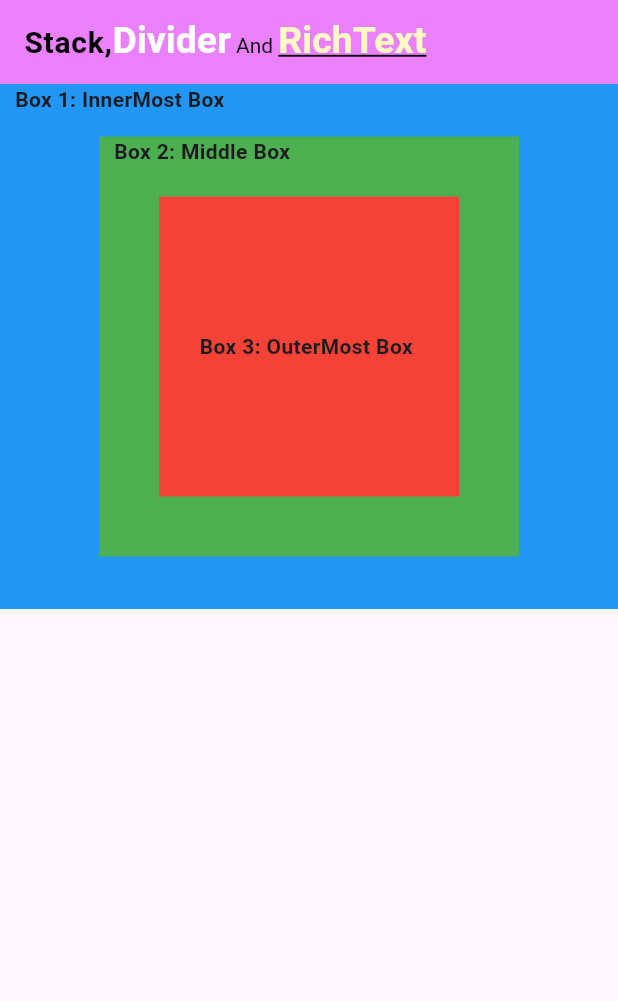
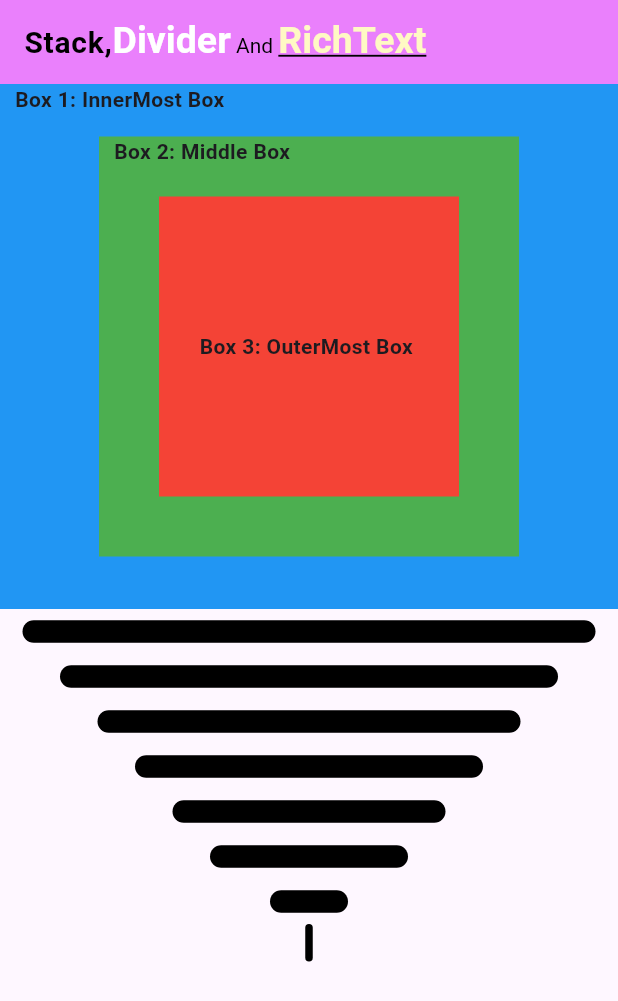
Before and after one commit to zainkhan456/flutter-learning, a Flutter app: the screen it shows after launch, on a phone screen of 412 x 824 dp. Shown: the top 1001 px of the screen. Run offline on Flutter 3.47's test engine with Material 3 defaults, Android fonts, the phone set to English and light mode, and no system bars; our stand-ins replace font_awesome_flutter.

Commit message:
Stack,Divider,vertical divider  and RichText widgets

```diff
--- a/flutter-ui/project_14/lib/main.dart
+++ b/flutter-ui/project_14/lib/main.dart
@@ -91,6 +91,70 @@ class MyApp extends StatelessWidget {
                 ),
               ],
             ),
+            Divider(
+              height: 30,
+              thickness: 15,
+              color: Colors.black,
+              radius: BorderRadius.circular(25),
+              indent: 15,
+              endIndent: 15,
+            ),
+            Divider(
+              height: 30,
+              thickness: 15,
+              color: Colors.black,
+              radius: BorderRadius.circular(25),
+              indent: 40,
+              endIndent: 40,
+            ),
+            Divider(
+              height: 30,
+              thickness: 15,
+              color: Colors.black,
+              radius: BorderRadius.circular(25),
+              indent: 65,
+              endIndent: 65,
+            ),
+            Divider(
+              height: 30,
+              thickness: 15,
+              color: Colors.black,
+              radius: BorderRadius.circular(25),
+              indent: 90,
+              endIndent: 90,
+            ),
+            Divider(
+              height: 30,
+              thickness: 15,
+              color: Colors.black,
+              radius: BorderRadius.circular(25),
+              indent: 115,
+              endIndent: 115,
+            ),
+            Divider(
+              height: 30,
+              thickness: 15,
+              color: Colors.black,
+              radius: BorderRadius.circular(25),
+              indent: 140,
+              endIndent: 140,
+            ),
+            Divider(
+              height: 30,
+              thickness: 15,
+              color: Colors.black,
+              radius: BorderRadius.circular(25),
+              indent: 180,
+              endIndent: 180,
+            ),
+            SizedBox(
+              height: 25,
+              child: VerticalDivider(
+                thickness: 5,
+                color: Colors.black,
+                radius: BorderRadius.circular(20),
+              ),
+            ),
           ],
         ),
       ),
```
